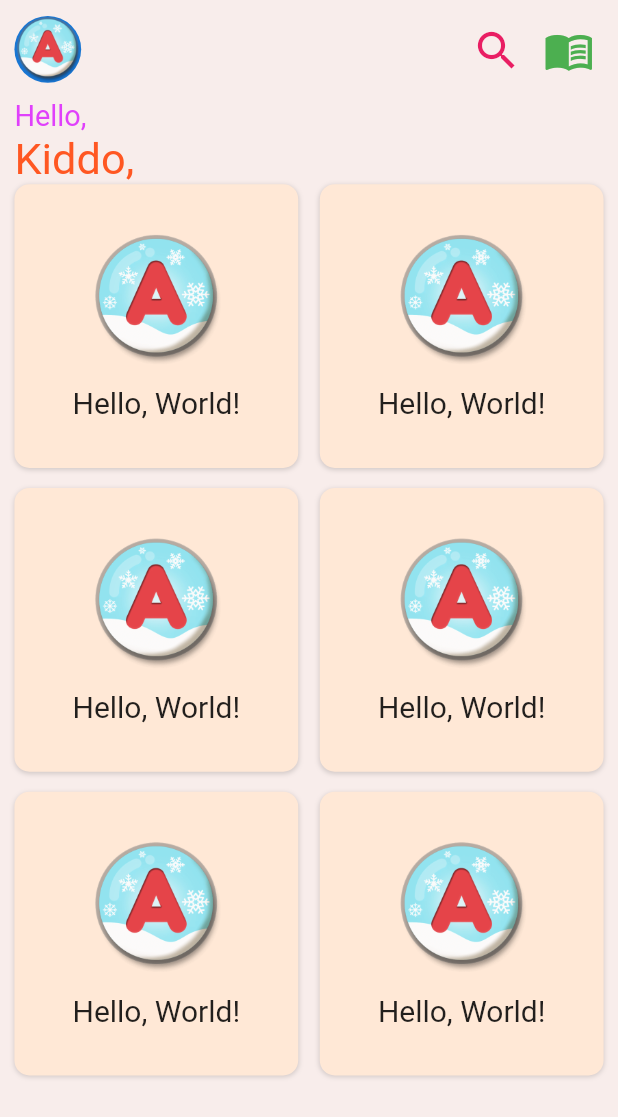
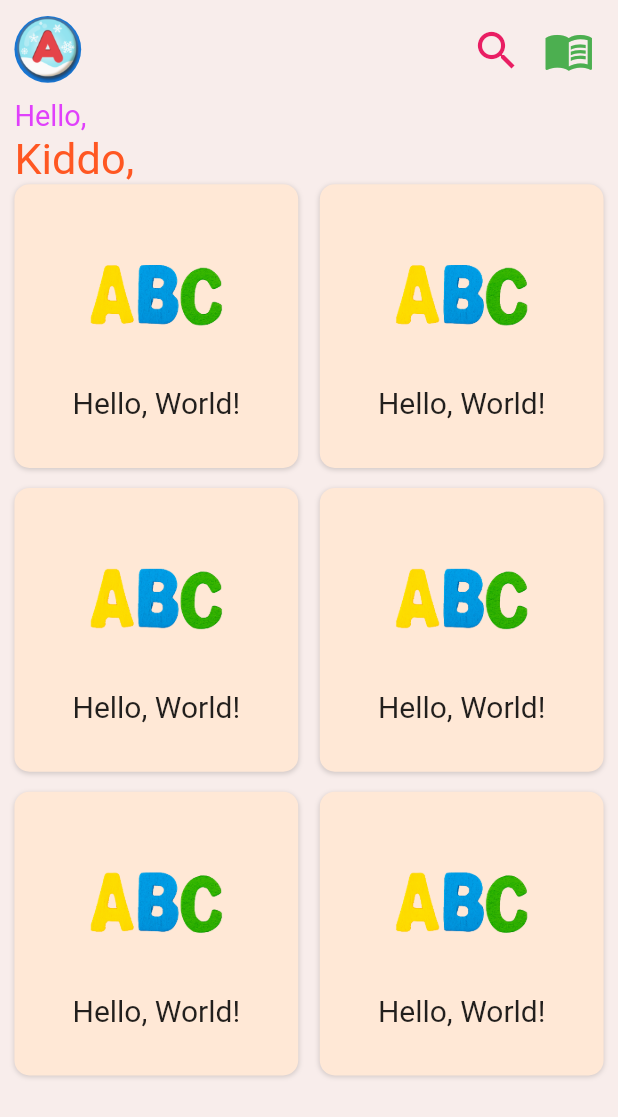
Before and after one commit to NasShihab/kids_time, a Flutter app: the screen it shows after launch, on a phone screen of 412 x 824 dp. Shown: the top 1117 px of the screen. Run offline on Flutter 3.47's test engine with Material 2 defaults, Android fonts, the phone set to English and light mode, and no system bars; our stand-ins replace flutter_screenutil, get, google_fonts; Roboto replaces fonts that are missing (Mogra).

Commit message:
container 1.2

```diff
--- a/lib/home_page.dart
+++ b/lib/home_page.dart
@@ -91,7 +91,7 @@ class HomePage extends StatelessWidget {
                           mainAxisAlignment: MainAxisAlignment.center,
                           children: [
                             Image(
-                              image: const AssetImage('images/a.png'),
+                              image: const AssetImage('images/abc.png'),
                               height: 100.h,
                               width: 100.h,
                               fit: BoxFit.cover,
```
Also changed, not shown: images/abc.png (added).
